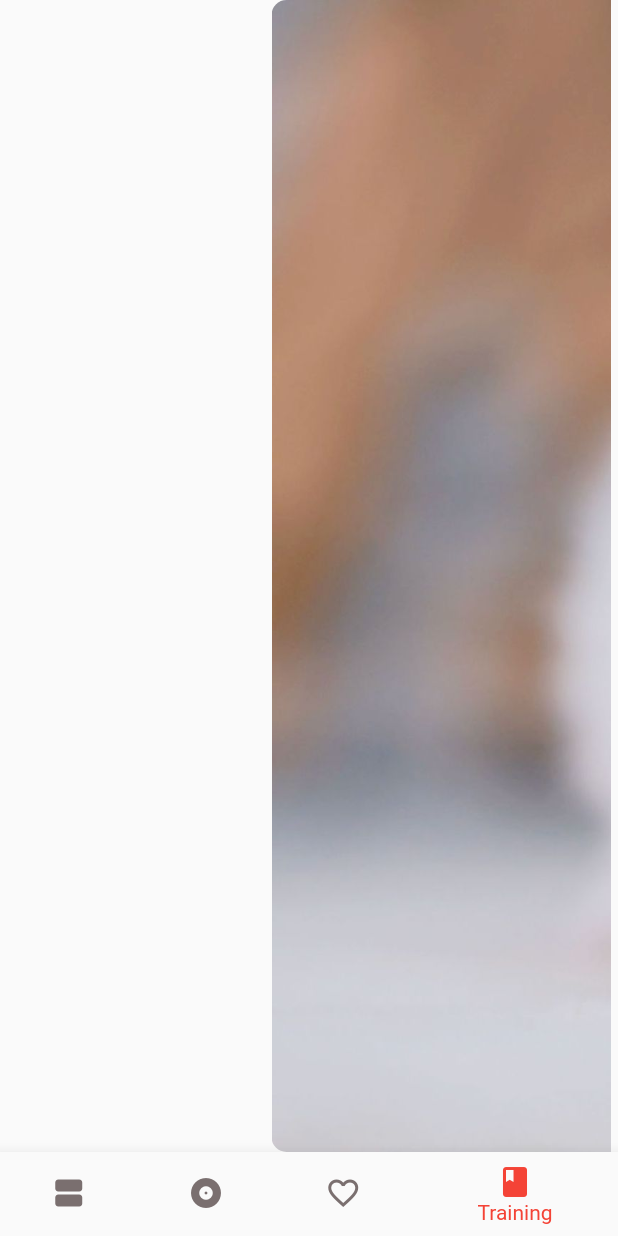
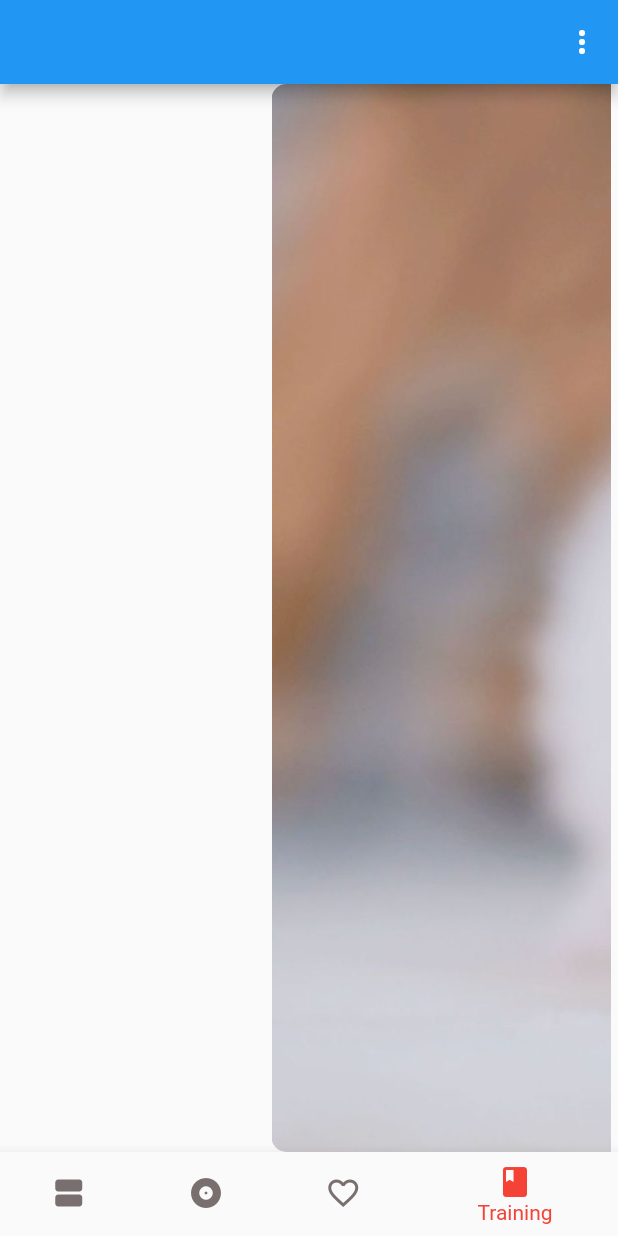
Before and after one commit to SolomiiaT/traffic_lightss, a Flutter app: the screen it shows after launch, item 4 of the bottom bar chosen, on a phone screen of 412 x 824 dp. Run offline on Flutter 3.47's test engine with Material 2 defaults, Android fonts, the phone set to English and light mode, and no system bars; drawn by our look-alikes of scroll_snap_list; network calls fail.

Commit message:
want to add popmenu

```diff
--- a/lib/useful_tips.dart/training_page.dart
+++ b/lib/useful_tips.dart/training_page.dart
@@ -2,12 +2,41 @@ import 'package:flutter/material.dart';
 
 import 'package:scroll_snap_list/scroll_snap_list.dart';
 
-class TrainingPage extends StatelessWidget {
+class TrainingPage extends StatefulWidget {
   const TrainingPage({super.key});
 
   @override
+  State<TrainingPage> createState() => _TrainingPageState();
+}
+
+class _TrainingPageState extends State<TrainingPage> {
+  @override
   Widget build(BuildContext context) {
-    return ScrollSnapList(
+    return Scaffold(
+      appBar: AppBar(
+        actions: <Widget>[
+          PopupMenuButton<String>(
+            onSelected: (String result) {
+              // code to execute when a menu item is selected
+            },
+            itemBuilder: (BuildContext context) => <PopupMenuEntry<String>>[
+              PopupMenuItem<String>(
+                value: 'ViewingPage()',
+                child: Text('Page 1'),
+              ),
+              PopupMenuItem<String>(
+                value: 'option 2',
+                child: Text('Option 2'),
+              ),
+              PopupMenuItem<String>(
+                value: 'option 3',
+                child: Text('Option 3'),
+              ),
+            ],
+          )
+        ],
+      ),
+      body: ScrollSnapList(
         itemSize: 50,
         onItemFocus: (index) {
           // code to execute when an item is focused
@@ -24,6 +53,7 @@ class TrainingPage extends StatelessWidget {
         itemCount: imageAssetPaths.length,
         dynamicItemSize: true,
         padding: const EdgeInsets.symmetric(horizontal: 5),
+      ),
     );
   }
 }
```
Lines whose indentation alone changed are shown as unchanged.
